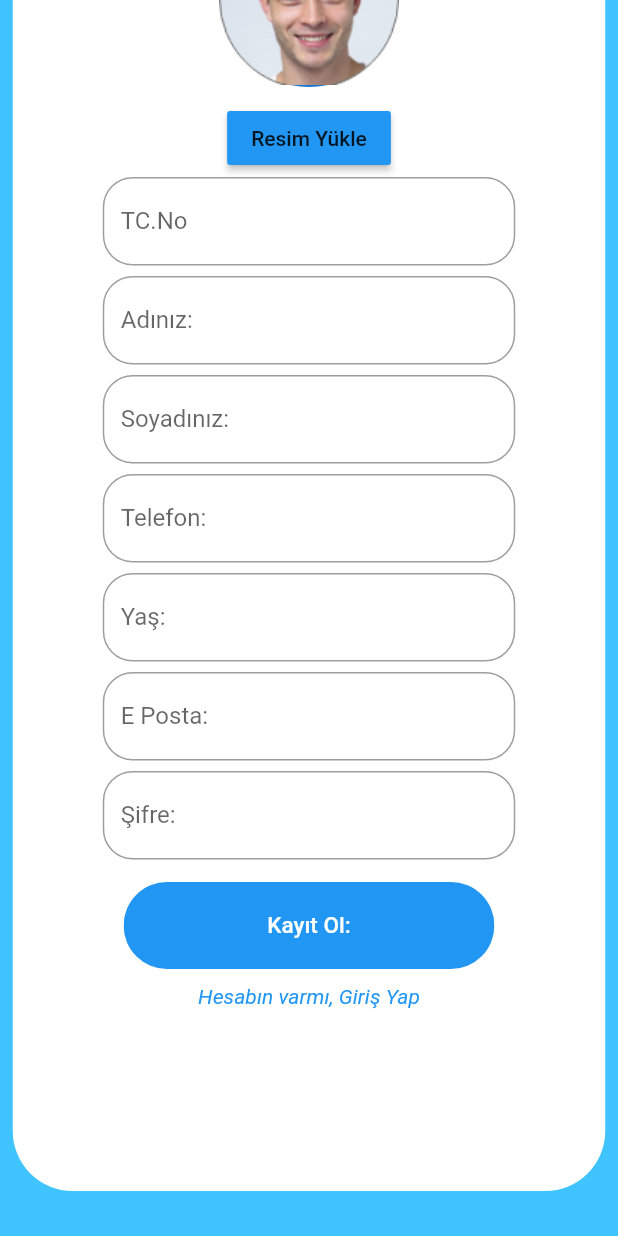
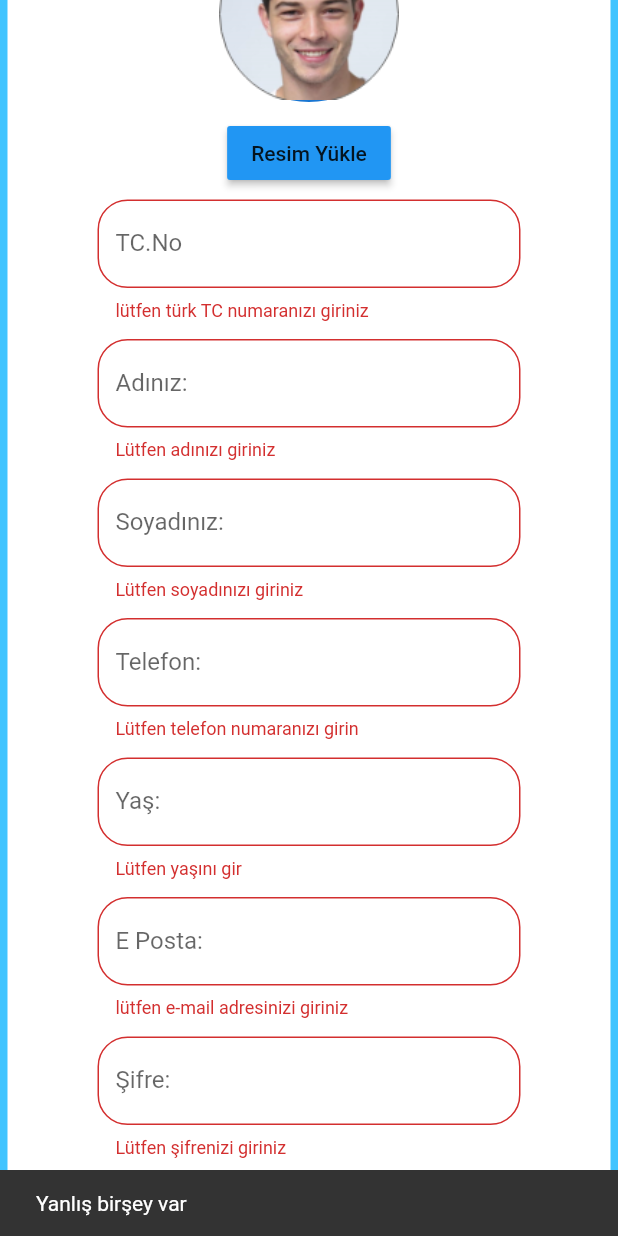
Before and after one commit to muhammedyildizbas/teknofest_recetem_online, a Flutter app: the screen it shows after launch, scrolled down 281 dp, after a tap on "Kayıt Ol:", on a phone screen of 412 x 824 dp. Run offline on Flutter 3.47's test engine with Material 2 defaults, Android fonts, the phone set to English and light mode, and no system bars; our stand-ins replace cloud_firestore, firebase_auth, firebase_core, random_string, video_player; accounts and stored records are empty.

Commit message:
signup style

```diff
--- a/lib/Screens/profilScreen/hastaRegister.dart
+++ b/lib/Screens/profilScreen/hastaRegister.dart
@@ -7,7 +7,6 @@ import 'package:login_register/Screens/profilScreen/components/rounded_password_
 import 'package:login_register/Screens/profilScreen/hastaLogin.dart';
 
 class HastaRegister extends StatefulWidget {
-
   @override
   _HastaRegisterState createState() => _HastaRegisterState();
 }
@@ -22,180 +21,271 @@ class _HastaRegisterState extends State<HastaRegister> {
   TextEditingController sifre = TextEditingController();
   TextEditingController tcNo = TextEditingController();
 
+  final _formKey = GlobalKey<FormState>();
 
   @override
   Widget build(BuildContext context) {
+    final snackBar = SnackBar(content: Text('Yanlış birşey var'));
     return Scaffold(
         backgroundColor: Colors.lightBlueAccent,
-
-        body:Center(
+        body: Center(
           child: SingleChildScrollView(
             child: Container(
               child: Column(
                 children: [
                   Padding(
-                    padding: const EdgeInsets.fromLTRB(0,20,0,0),
+                    padding: const EdgeInsets.fromLTRB(0, 20, 0, 0),
                     child: Container(
                         width: 150,
-                        height:150,
+                        height: 150,
                         child: Image.asset("assets/logo.png")),
                   ),
-
                   Padding(
                     padding: const EdgeInsets.fromLTRB(5, 5, 5, 30),
+                    child: Form(
+                      key: _formKey,
                       child: Container(
-                      width:395,
-                      height:900,
-
+                        constraints: BoxConstraints(
+                          maxWidth: double.infinity,
+                          minHeight: 900,
+                        ),
                         decoration: BoxDecoration(
-
                           borderRadius: BorderRadius.all(Radius.circular(40)),
                           color: Colors.white,
-
                         ),
                         child: Column(
+                          crossAxisAlignment: CrossAxisAlignment.center,
+                          mainAxisAlignment: MainAxisAlignment.spaceEvenly,
                           children: [
-                          SizedBox(height:10),
-                          Text("Kayıt Ekranı", style: TextStyle(color:Colors.lightBlue,fontSize: 25),),
-                          SizedBox(height:5),
+                            const SizedBox(height: 20),
+                            Text(
+                              "Kayıt Ekranı",
+                              style: TextStyle(
+                                  color: Colors.lightBlue, fontSize: 25),
+                            ),
+                            boxSpaser(),
                             Container(
-                            width:120,
+                              width: 120,
                               height: 120,
                               child: CircleAvatar(
-
-                             child:Image.asset("assets/profilResmi2.png"),
+                                child: Image.asset("assets/profilResmi2.png"),
                               ),
                             ),
-SizedBox(height: 10,),
-RaisedButton(onPressed: aMethod,color: Colors.blue, child:Text("Resim Yükle")),
+                            const SizedBox(
+                              height: 10,
+                            ),
+                            RaisedButton(
+                                onPressed: aMethod,
+                                color: Colors.blue,
+                                child: Text("Resim Yükle")),
+                            boxSpaser(),
                             Padding(
-                            padding: const EdgeInsets.fromLTRB(60,2,60,5),
-                            child: TextField(
+                              padding: const EdgeInsets.fromLTRB(60, 2, 60, 5),
+                              child: TextFormField(
                                 textAlign: TextAlign.center,
                                 decoration: InputDecoration(
-                                border: OutlineInputBorder(borderRadius: BorderRadius.circular(20.0)),
-
-                                labelText: 'TC.No', ),
+                                  border: OutlineInputBorder(
+                                      borderRadius:
+                                          BorderRadius.circular(20.0)),
+                                  labelText: 'TC.No',
+                                ),
+                                keyboardType: TextInputType.number,
+                                validator: (value) {
+                                  if (value == null || value.isEmpty) {
+                                    return 'lütfen türk TC numaranızı giriniz';
+                                  } else if (value.length < 11) {
+                                    return 'Lütfen tam numaranızı girdiğinizden emin olun';
+                                  }
+                                  return null;
+                                },
                                 controller: tcNo,
                               ),
                             ),
-
+                            boxSpaser(),
                             Padding(
-                            padding: const EdgeInsets.fromLTRB(60,2,60,5),
-                            child: TextField(
+                              padding: const EdgeInsets.fromLTRB(60, 2, 60, 5),
+                              child: TextFormField(
                                 textAlign: TextAlign.center,
                                 decoration: InputDecoration(
-                                border: OutlineInputBorder(borderRadius: BorderRadius.circular(20.0)),
-
-                                labelText: 'Adınız:', ),
+                                  border: OutlineInputBorder(
+                                      borderRadius:
+                                          BorderRadius.circular(20.0)),
+                                  labelText: 'Adınız:',
+                                ),
+                                keyboardType: TextInputType.name,
+                                validator: (value) {
+                                  if (value == null || value.isEmpty) {
+                                    return 'Lütfen adınızı giriniz';
+                                  }
+                                  return null;
+                                },
                                 controller: adi,
                               ),
                             ),
+                            boxSpaser(),
                             Padding(
-                            padding: const EdgeInsets.fromLTRB(60,2,60,5),
-                            child: TextField(
+                              padding: const EdgeInsets.fromLTRB(60, 2, 60, 5),
+                              child: TextFormField(
                                 textAlign: TextAlign.center,
                                 decoration: InputDecoration(
-                                border: OutlineInputBorder(borderRadius: BorderRadius.circular(20.0)),
-
-                                labelText: 'Soyadınız:', ),
+                                  border: OutlineInputBorder(
+                                      borderRadius:
+                                          BorderRadius.circular(20.0)),
+                                  labelText: 'Soyadınız:',
+                                ),
+                                keyboardType: TextInputType.text,
+                                validator: (value) {
+                                  if (value == null || value.isEmpty) {
+                                    return 'Lütfen soyadınızı giriniz';
+                                  }else if(value.length <8){
+                                    return 'Lütfen en az 8 karakter girin';
+                                  }
+                                  return null;
+                                },
                                 controller: soyadi,
                               ),
                             ),
+                            boxSpaser(),
                             Padding(
-                            padding: const EdgeInsets.fromLTRB(60,2,60,5),
-                            child: TextField(
+                              padding: const EdgeInsets.fromLTRB(60, 2, 60, 5),
+                              child: TextFormField(
                                 textAlign: TextAlign.center,
                                 decoration: InputDecoration(
-                                border: OutlineInputBorder(borderRadius: BorderRadius.circular(20.0)),
-
-                                labelText: 'Telefon:', ),
+                                  border: OutlineInputBorder(
+                                      borderRadius:
+                                          BorderRadius.circular(20.0)),
+                                  labelText: 'Telefon:',
+                                ),
+                                keyboardType: TextInputType.number,
+                                validator: (value) {
+                                  if (value == null || value.isEmpty) {
+                                    return 'Lütfen telefon numaranızı girin';
+                                  }
+                                  return null;
+                                },
                                 controller: telefon,
                               ),
                             ),
+                            boxSpaser(),
                             Padding(
-                            padding: const EdgeInsets.fromLTRB(60,2,60,5),
-                            child: TextField(
+                              padding: const EdgeInsets.fromLTRB(60, 2, 60, 5),
+                              child: TextFormField(
                                 textAlign: TextAlign.center,
                                 decoration: InputDecoration(
-                                border: OutlineInputBorder(borderRadius: BorderRadius.circular(20.0)),
-
-                                labelText: 'Yaş:', ),
+                                  border: OutlineInputBorder(
+                                      borderRadius:
+                                          BorderRadius.circular(20.0)),
+                                  labelText: 'Yaş:',
+                                ),
+                                keyboardType: TextInputType.number,
+                                validator: (value) {
+                                  if (value == null || value.isEmpty) {
+                                    return 'Lütfen yaşını gir';
+                                  }
+                                  return null;
+                                },
                                 controller: yas,
                               ),
                             ),
+                            boxSpaser(),
                             Padding(
-                            padding: const EdgeInsets.fromLTRB(60,2,60,5),
-                            child: TextField(
+                              padding: const EdgeInsets.fromLTRB(60, 2, 60, 5),
+                              child: TextFormField(
                                 textAlign: TextAlign.center,
                                 decoration: InputDecoration(
-                                border: OutlineInputBorder(borderRadius: BorderRadius.circular(20.0)),
-
-                                labelText: 'E Posta:', ),
+                                  border: OutlineInputBorder(
+                                      borderRadius:
+                                          BorderRadius.circular(20.0)),
+                                  labelText: 'E Posta:',
+                                ),
+                                keyboardType: TextInputType.emailAddress,
+                                validator: (value) {
+                                  if (value == null || value.isEmpty) {
+                                    return 'lütfen e-mail adresinizi giriniz';
+                                  }
+                                  return null;
+                                },
                                 controller: eMail,
                               ),
                             ),
+                            boxSpaser(),
                             Padding(
-                            padding: const EdgeInsets.fromLTRB(60,2,60,5),
-                            child: TextField(
+                              padding: const EdgeInsets.fromLTRB(60, 2, 60, 5),
+                              child: TextFormField(
                                 textAlign: TextAlign.center,
                                 decoration: InputDecoration(
-                                border: OutlineInputBorder(borderRadius: BorderRadius.circular(20.0)),
-
-                                labelText: 'Şifre:', ),
+                                  border: OutlineInputBorder(
+                                      borderRadius:
+                                          BorderRadius.circular(20.0)),
+                                  labelText: 'Şifre:',
+                                ),
+                                keyboardType: TextInputType.visiblePassword,
+                                obscureText: true,
+                                validator: (value) {
+                                  if (value == null || value.isEmpty) {
+                                    return 'Lütfen şifrenizi giriniz';
+                                  }
+                                  return null;
+                                },
                                 controller: password,
                               ),
                             ),
-
-
-
+                            boxSpaser(),
                             RoundedButton(
-
                               text: "Kayıt Ol:",
                               color: Colors.blue,
-                            press: () {kayitOlma();},
+                              press: () {
+                                if (_formKey.currentState.validate()) {
+                                  kayitOlma();
+                                } else
+                                  ScaffoldMessenger.of(context)
+                                      .showSnackBar(snackBar);
+                              },
                             ),
-
-                          GestureDetector(
-                              onTap: girisYap,
-                              child: Container(child: Text("Hesabın varmı, Giriş Yap", style: TextStyle(fontStyle: FontStyle.italic,color: Colors.blue),)))
+                            TextButton(
+                              child: Text(
+                                "Hesabın varmı, Giriş Yap",
+                                style: TextStyle(
+                                    fontStyle: FontStyle.italic,
+                                    color: Colors.blue),
+                              ),
+                              onPressed: girisYap,
+                            ),
+                            const SizedBox(height: 10),
                           ],
                         ),
-
-
-
-
+                      ),
                     ),
                   )
                 ],
               ),
-
             ),
           ),
-        )
+        ));
+  }
 
-    );
-  }
-  aMethod(){
+  SizedBox boxSpaser() => const SizedBox(height: 5);
 
-  }
-  Future<void>kayitOlma() async{
-    await FirebaseAuth.instance.createUserWithEmailAndPassword(email: eMail.text, password: password.text).then((kullanici){
-      FirebaseFirestore.instance.collection("kisiler").doc(tcNo.text).set(
-        {
-          "ePosta":eMail.text,
-          "sifre":password.text,
-          "kisiAdi":adi.text,
-          "kisiSoyadi":soyadi.text,
-          "kisiTelefon":telefon.text,
-          "kisiYas":yas.text,
+  aMethod() {}
 
-        }
-      ).whenComplete(() => print("kayıt yapıldı"));
+  Future<void> kayitOlma() async {
+    await FirebaseAuth.instance
+        .createUserWithEmailAndPassword(
+            email: eMail.text, password: password.text)
+        .then((kullanici) {
+      FirebaseFirestore.instance.collection("kisiler").doc(tcNo.text).set({
+        "ePosta": eMail.text,
+        "sifre": password.text,
+        "kisiAdi": adi.text,
+        "kisiSoyadi": soyadi.text,
+        "kisiTelefon": telefon.text,
+        "kisiYas": yas.text,
+      }).whenComplete(() => print("kayıt yapıldı"));
     }).whenComplete(() => print("Kullanıcı Firebase Kaydedildi"));
   }
 
-  girisYap(){
-    Navigator.push(context,MaterialPageRoute(builder: (context)=>HastaLogin()));
+  girisYap() {
+    Navigator.push(
+        context, MaterialPageRoute(builder: (context) => HastaLogin()));
   }
 }
```
Also changed, not shown: 2 other files. Lines whose indentation alone changed are shown as unchanged.
